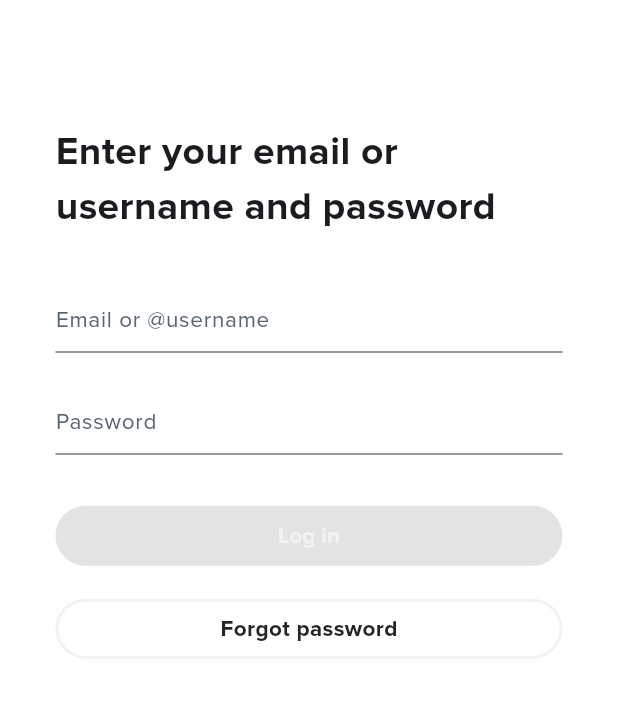
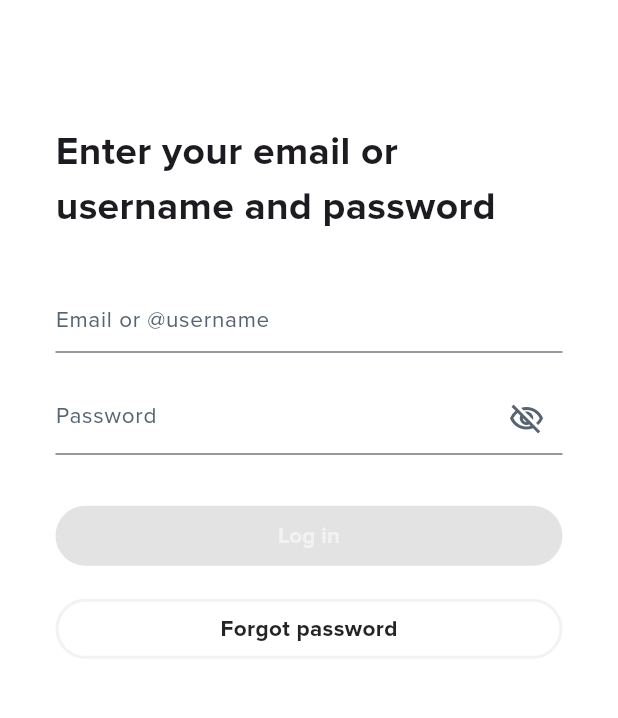
Before and after one commit to singgiaditya/NOWDOTS-Social-News, a Flutter app: the SignInEmailUsernameView screen opened by its route, on a phone screen of 412 x 824 dp, the part 133-851 px from its top. Run offline on Flutter 3.47's test engine with Material 3 defaults, Android fonts, the phone set to English and light mode, and no system bars; our stand-ins replace flutter_otp_text_field, flutter_svg, go_router; project files that could hold a hidden picture were left out.

Commit message:
fix: password input - reverse icon on visibilty button - add visibility button on sign-in page

```diff
--- a/lib/src/presentation/auth/pages/sign_in/sign_in_email_username_view.dart
+++ b/lib/src/presentation/auth/pages/sign_in/sign_in_email_username_view.dart
@@ -20,6 +20,7 @@ class _SignInEmailUsernameViewState extends State<SignInEmailUsernameView> {
 
   bool isNotEmpty = false;
   bool isValid = false;
+  bool isObscure = true;
 
   void checkInput() {
     isNotEmpty = _inputEmailUsernameController.text.isNotEmpty &&
@@ -124,10 +125,21 @@ class _SignInEmailUsernameViewState extends State<SignInEmailUsernameView> {
               onChanged: (value) => onChangeTextField(value),
               controller: _passwordController,
               keyboardType: TextInputType.text,
-              obscureText: true,
-              decoration: const InputDecoration(
-                hintText: "Password",
-              )),
+              obscureText: isObscure,
+              decoration: InputDecoration(
+                  hintText: "Password",
+                  suffixIcon: IconButton(
+                      onPressed: () {
+                        setState(() {
+                          isObscure = !isObscure;
+                        });
+                      },
+                      icon: Icon(
+                        isObscure
+                            ? Icons.visibility_off_outlined
+                            : Icons.remove_red_eye_outlined,
+                        color: thirdColor,
+                      )))),
           const SizedBox(
             height: 30,
           ),
--- a/lib/src/presentation/auth/pages/sign_up/sign_up_create_password_view.dart
+++ b/lib/src/presentation/auth/pages/sign_up/sign_up_create_password_view.dart
@@ -89,8 +89,8 @@ class _SignUpCreatePasswordViewState extends State<SignUpCreatePasswordView> {
                             },
                             icon: Icon(
                               isObscure
-                                  ? Icons.remove_red_eye_outlined
-                                  : Icons.visibility_off_outlined,
+                            ? Icons.visibility_off_outlined
+                            : Icons.remove_red_eye_outlined,
                               color: thirdColor,
                             )),
                       ),
```
Also changed, not shown: lib/src/presentation/auth/pages/forgot_password/forgot_password_new_password_view.dart (+5 -5 lines).
